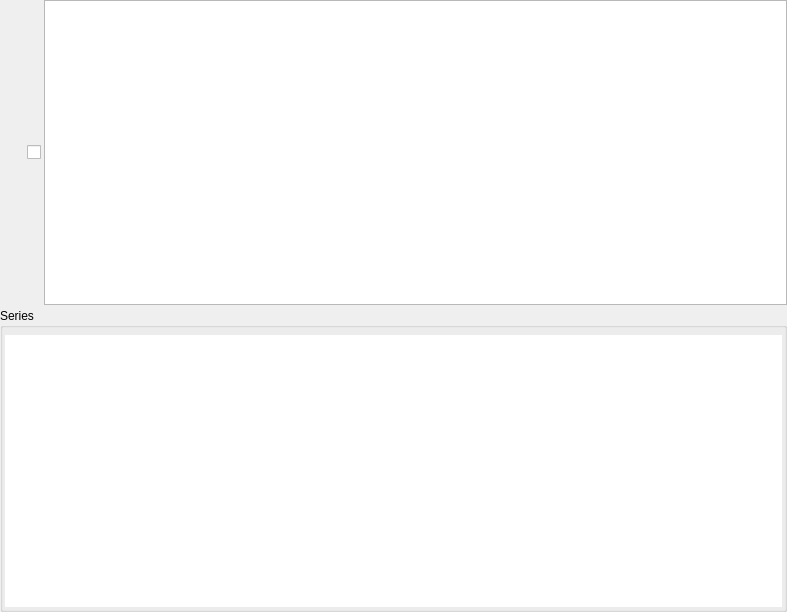
The window that Libs/DICOM/Widgets/Resources/UI/ctkDICOMStudyItemWidget.ui (commontk/CTK) describes before a commit, drawn with Qt 5.
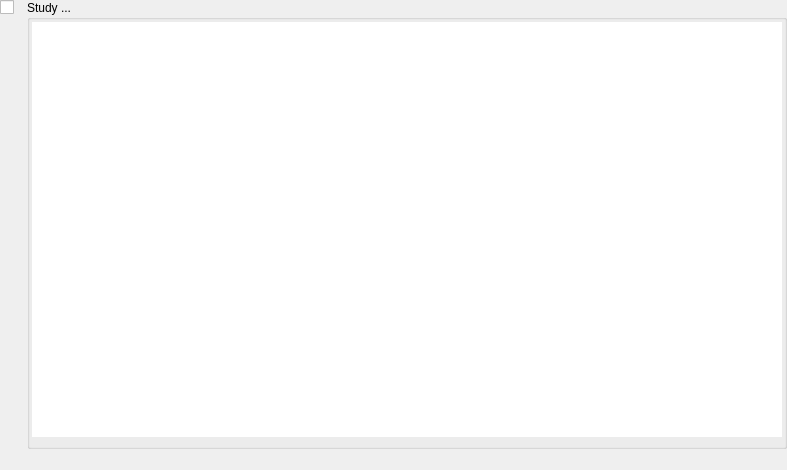
The same window after the commit. Icons and pictures are not drawn. Custom widgets are drawn as their Qt base class.

Commit message: ENH: Improve ctkDICOMStudyItemWidget UI layout BUG: Do not query studies when QueryRetrieveEnabled is off BUG: Cleanup dicom metadata when removing UI item

Patch:
```diff
--- a/Libs/DICOM/Widgets/Resources/UI/ctkDICOMStudyItemWidget.ui
+++ b/Libs/DICOM/Widgets/Resources/UI/ctkDICOMStudyItemWidget.ui
@@ -7,7 +7,7 @@
     <x>0</x>
     <y>0</y>
     <width>787</width>
-    <height>612</height>
+    <height>470</height>
    </rect>
   </property>
   <property name="windowTitle">
@@ -30,9 +30,30 @@
     <number>0</number>
    </property>
    <item>
+    <layout class="QGridLayout" name="gridLayout">
+     <item row="0" column="0">
     <layout class="QVBoxLayout" name="verticalLayout">
      <item>
-      <layout class="QHBoxLayout" name="horizontalLayout_2">
+        <widget class="ctkCheckBox" name="StudySelectionCheckBox">
+         <property name="sizePolicy">
+          <sizepolicy hsizetype="Fixed" vsizetype="Fixed">
+           <horstretch>0</horstretch>
+           <verstretch>0</verstretch>
+          </sizepolicy>
+         </property>
+         <property name="indicatorIcon">
+          <iconset resource="ctkDICOMWidget.qrc">
+           <normaloff>:/Icons/select_all.svg</normaloff>
+           <normalon>:/Icons/select_none.svg</normalon>:/Icons/select_all.svg</iconset>
+         </property>
+         <property name="indicatorIconSize">
+          <size>
+           <width>24</width>
+           <height>24</height>
+          </size>
+         </property>
+        </widget>
+       </item>
        <item>
         <widget class="ctkPushButton" name="OperationStatusPushButton">
          <property name="sizePolicy">
@@ -66,48 +87,35 @@
         </widget>
        </item>
        <item>
-        <widget class="ctkCheckBox" name="StudySelectionCheckBox">
-         <property name="sizePolicy">
-          <sizepolicy hsizetype="Fixed" vsizetype="Fixed">
-           <horstretch>0</horstretch>
-           <verstretch>0</verstretch>
-          </sizepolicy>
+        <spacer name="verticalSpacer_2">
+         <property name="orientation">
+          <enum>Qt::Vertical</enum>
          </property>
-         <property name="indicatorIcon">
-          <iconset resource="ctkDICOMWidget.qrc">
-           <normaloff>:/Icons/select_all.svg</normaloff>
-           <normalon>:/Icons/select_none.svg</normalon>:/Icons/select_all.svg</iconset>
+         <property name="sizeType">
+          <enum>QSizePolicy::Expanding</enum>
          </property>
-         <property name="indicatorIconSize">
+         <property name="sizeHint" stdset="0">
           <size>
-           <width>24</width>
-           <height>24</height>
+           <width>1</width>
+           <height>1</height>
           </size>
          </property>
-        </widget>
-       </item>
-       <item>
-        <widget class="ctkFittedTextBrowser" name="StudyDescriptionTextBrowser">
-         <property name="verticalScrollBarPolicy">
-          <enum>Qt::ScrollBarAlwaysOff</enum>
-         </property>
-         <property name="horizontalScrollBarPolicy">
-          <enum>Qt::ScrollBarAlwaysOff</enum>
-         </property>
-        </widget>
+        </spacer>
        </item>
       </layout>
      </item>
+     <item row="0" column="1">
+      <layout class="QVBoxLayout" name="verticalLayout_3">
      <item>
       <widget class="ctkCollapsibleGroupBox" name="StudyItemCollapsibleGroupBox">
        <property name="sizePolicy">
-        <sizepolicy hsizetype="Preferred" vsizetype="Preferred">
-         <horstretch>0</horstretch>
-         <verstretch>0</verstretch>
+          <sizepolicy hsizetype="Expanding" vsizetype="Expanding">
+           <horstretch>1</horstretch>
+           <verstretch>1</verstretch>
         </sizepolicy>
        </property>
        <property name="title">
-        <string>Series</string>
+          <string>Study ...</string>
        </property>
        <property name="alignment">
         <set>Qt::AlignLeading|Qt::AlignLeft|Qt::AlignTop</set>
@@ -131,22 +139,6 @@
         <property name="bottomMargin">
          <number>2</number>
         </property>
-        <item>
-         <spacer name="verticalSpacer">
-          <property name="orientation">
-           <enum>Qt::Vertical</enum>
-          </property>
-          <property name="sizeType">
-           <enum>QSizePolicy::Fixed</enum>
-          </property>
-          <property name="sizeHint" stdset="0">
-           <size>
-            <width>20</width>
-            <height>5</height>
-           </size>
-          </property>
-         </spacer>
-        </item>
         <item>
          <widget class="QTableWidget" name="SeriesListTableWidget">
           <property name="sizePolicy">
@@ -202,8 +194,42 @@
           <column/>
          </widget>
         </item>
-       </layout>
-      </widget>
+          <item>
+           <widget class="ctkDynamicSpacer" name="DynamicSpacer"/>
+          </item>
+         </layout>
+        </widget>
+       </item>
+       <item>
+        <spacer name="verticalSpacer">
+         <property name="orientation">
+          <enum>Qt::Vertical</enum>
+         </property>
+         <property name="sizeHint" stdset="0">
+          <size>
+           <width>20</width>
+           <height>1</height>
+          </size>
+         </property>
+        </spacer>
+       </item>
+      </layout>
+     </item>
+     <item row="2" column="0">
+      <spacer name="verticalSpacer_3">
+       <property name="orientation">
+        <enum>Qt::Vertical</enum>
+       </property>
+       <property name="sizeType">
+        <enum>QSizePolicy::Fixed</enum>
+       </property>
+       <property name="sizeHint" stdset="0">
+        <size>
+         <width>20</width>
+         <height>20</height>
+        </size>
+       </property>
+      </spacer>
      </item>
     </layout>
    </item>
@@ -222,9 +248,9 @@
    <container>1</container>
   </customwidget>
   <customwidget>
-   <class>ctkFittedTextBrowser</class>
-   <extends>QTextBrowser</extends>
-   <header>ctkFittedTextBrowser.h</header>
+   <class>ctkDynamicSpacer</class>
+   <extends>QWidget</extends>
+   <header>ctkDynamicSpacer.h</header>
   </customwidget>
   <customwidget>
    <class>ctkPushButton</class>
```
Left out of the diff: 3 changed lines with no effect on the pictures. Lines whose indentation alone changed are shown as unchanged. The commit also changes 5 other files.
